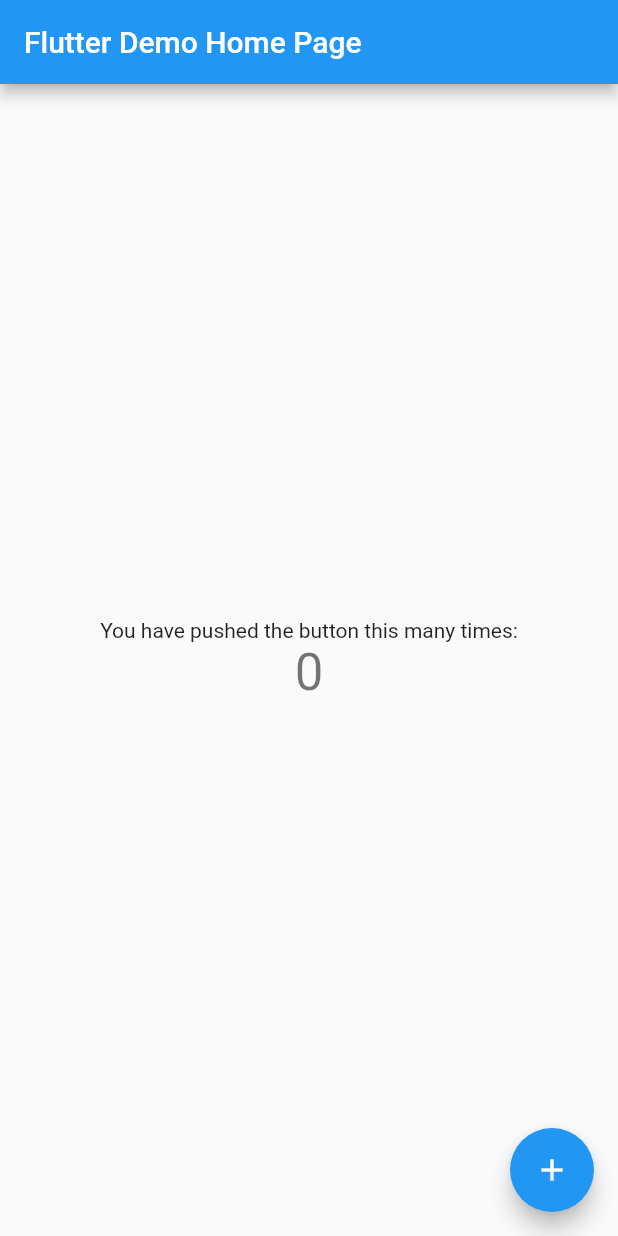
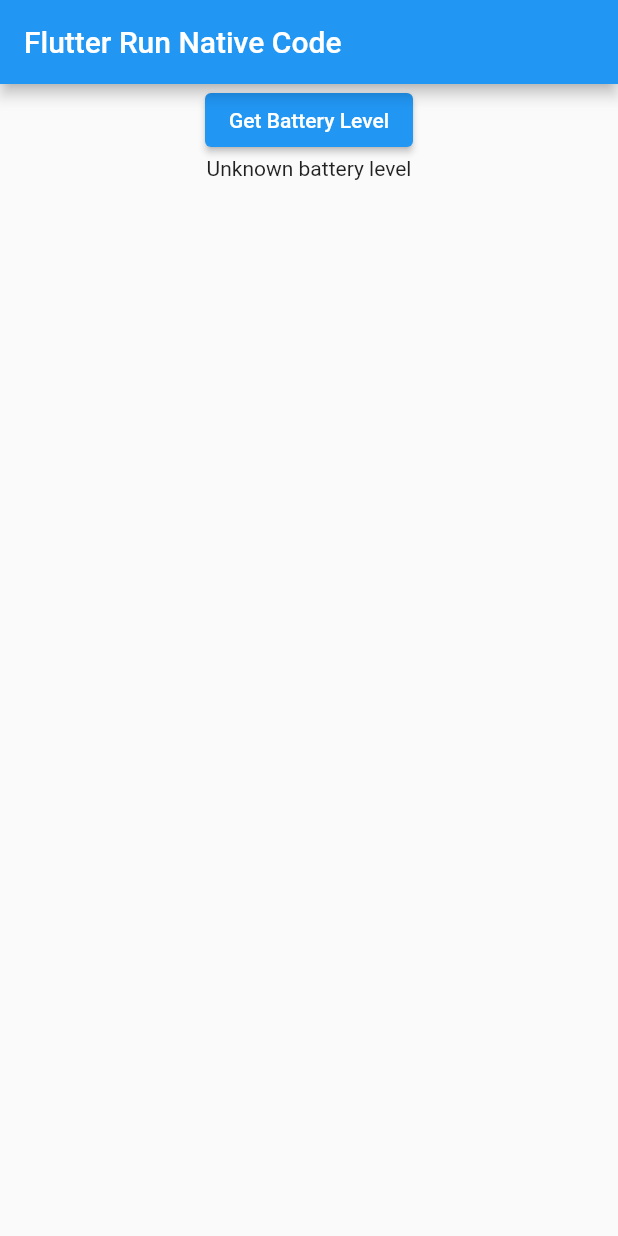
Before and after one commit to tangminhtin/flutter_native_code, a Flutter app: the screen it shows after launch, on a phone screen of 412 x 824 dp. Run offline on Flutter 3.47's test engine with Material 2 defaults, Android fonts, the light colour scheme and no system bars.

Commit message:
Add android native code

```diff
--- a/lib/main.dart
+++ b/lib/main.dart
@@ -1,4 +1,5 @@
 import 'package:flutter/material.dart';
+import 'package:flutter/services.dart';
 
 void main() {
   runApp(const MyApp());
@@ -7,109 +8,61 @@
 class MyApp extends StatelessWidget {
   const MyApp({super.key});
 
-  // This widget is the root of your application.
   @override
   Widget build(BuildContext context) {
     return MaterialApp(
       title: 'Flutter Demo',
       theme: ThemeData(
-        // This is the theme of your application.
-        //
-        // Try running your application with "flutter run". You'll see the
-        // application has a blue toolbar. Then, without quitting the app, try
-        // changing the primarySwatch below to Colors.green and then invoke
-        // "hot reload" (press "r" in the console where you ran "flutter run",
-        // or simply save your changes to "hot reload" in a Flutter IDE).
-        // Notice that the counter didn't reset back to zero; the application
-        // is not restarted.
         primarySwatch: Colors.blue,
       ),
-      home: const MyHomePage(title: 'Flutter Demo Home Page'),
+      home: const MyHomePage(),
     );
   }
 }
 
 class MyHomePage extends StatefulWidget {
-  const MyHomePage({super.key, required this.title});
-
-  // This widget is the home page of your application. It is stateful, meaning
-  // that it has a State object (defined below) that contains fields that affect
-  // how it looks.
-
-  // This class is the configuration for the state. It holds the values (in this
-  // case the title) provided by the parent (in this case the App widget) and
-  // used by the build method of the State. Fields in a Widget subclass are
-  // always marked "final".
-
-  final String title;
+  const MyHomePage({super.key});
 
   @override
   State<MyHomePage> createState() => _MyHomePageState();
 }
 
 class _MyHomePageState extends State<MyHomePage> {
-  int _counter = 0;
+  static const platform = MethodChannel('course.flutter.dev/battery');
+  // Get battery level.
+  String _batteryLevel = 'Unknown battery level';
 
-  void _incrementCounter() {
+  Future<void> _getBatteryLevel() async {
+    String batteryLevel;
+    try {
+      final int result = await platform.invokeMethod('getBatteryLevel');
+      batteryLevel = 'Battery level at $result %.';
+    } on PlatformException catch (error) {
+      batteryLevel = 'Failed to get battery level: ${error.message}.';
+    }
+
     setState(() {
-      // This call to setState tells the Flutter framework that something has
-      // changed in this State, which causes it to rerun the build method below
-      // so that the display can reflect the updated values. If we changed
-      // _counter without calling setState(), then the build method would not be
-      // called again, and so nothing would appear to happen.
-      _counter++;
+      _batteryLevel = batteryLevel;
     });
   }
 
   @override
   Widget build(BuildContext context) {
-    // This method is rerun every time setState is called, for instance as done
-    // by the _incrementCounter method above.
-    //
-    // The Flutter framework has been optimized to make rerunning build methods
-    // fast, so that you can just rebuild anything that needs updating rather
-    // than having to individually change instances of widgets.
     return Scaffold(
       appBar: AppBar(
-        // Here we take the value from the MyHomePage object that was created by
-        // the App.build method, and use it to set our appbar title.
-        title: Text(widget.title),
+        title: const Text('Flutter Run Native Code'),
       ),
       body: Center(
-        // Center is a layout widget. It takes a single child and positions it
-        // in the middle of the parent.
         child: Column(
-          // Column is also a layout widget. It takes a list of children and
-          // arranges them vertically. By default, it sizes itself to fit its
-          // children horizontally, and tries to be as tall as its parent.
-          //
-          // Invoke "debug painting" (press "p" in the console, choose the
-          // "Toggle Debug Paint" action from the Flutter Inspector in Android
-          // Studio, or the "Toggle Debug Paint" command in Visual Studio Code)
-          // to see the wireframe for each widget.
-          //
-          // Column has various properties to control how it sizes itself and
-          // how it positions its children. Here we use mainAxisAlignment to
-          // center the children vertically; the main axis here is the vertical
-          // axis because Columns are vertical (the cross axis would be
-          // horizontal).
-          mainAxisAlignment: MainAxisAlignment.center,
-          children: <Widget>[
-            const Text(
-              'You have pushed the button this many times:',
+          children: [
+            ElevatedButton(
+              onPressed: _getBatteryLevel,
+              child: const Text('Get Battery Level'),
             ),
-            Text(
-              '$_counter',
-              style: Theme.of(context).textTheme.headline4,
-            ),
+            Text(_batteryLevel),
           ],
         ),
       ),
-      floatingActionButton: FloatingActionButton(
-        onPressed: _incrementCounter,
-        tooltip: 'Increment',
-        child: const Icon(Icons.add),
-      ), // This trailing comma makes auto-formatting nicer for build methods.
     );
   }
 }
```
Also changed, not shown: 1 other file.
